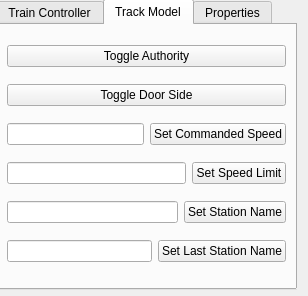
This is TrainModel/trainmodeldebugdialog.ui in shamuraii/ECE1140 as Qt 5 draws it before an edit. The edited form follows.
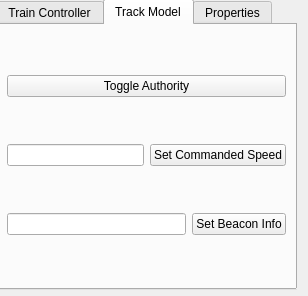
This is the edited form. The open tabs and pages were chosen to show the change.

Commit message: Fixed hot train and commanded speed conversion

The edit to the form file:
```diff
--- a/TrainModel/trainmodeldebugdialog.ui
+++ b/TrainModel/trainmodeldebugdialog.ui
@@ -125,13 +125,6 @@
        </property>
       </widget>
      </item>
-     <item>
-      <widget class="QPushButton" name="pushButton_14">
-       <property name="text">
-        <string>Toggle Door Side</string>
-       </property>
-      </widget>
-     </item>
      <item>
       <layout class="QHBoxLayout" name="horizontalLayout_4">
        <item>
@@ -154,35 +147,7 @@
        <item>
         <widget class="QPushButton" name="pushButton_11">
          <property name="text">
-          <string>Set Speed Limit</string>
-         </property>
-        </widget>
-       </item>
-      </layout>
-     </item>
-     <item>
-      <layout class="QHBoxLayout" name="horizontalLayout_6">
-       <item>
-        <widget class="QLineEdit" name="lineEdit_6"/>
-       </item>
-       <item>
-        <widget class="QPushButton" name="pushButton_12">
-         <property name="text">
-          <string>Set Station Name</string>
-         </property>
-        </widget>
-       </item>
-      </layout>
-     </item>
-     <item>
-      <layout class="QHBoxLayout" name="horizontalLayout_7">
-       <item>
-        <widget class="QLineEdit" name="lineEdit_7"/>
-       </item>
-       <item>
-        <widget class="QPushButton" name="pushButton_13">
-         <property name="text">
-          <string>Set Last Station Name</string>
+          <string>Set Beacon Info</string>
          </property>
         </widget>
        </item>
```
Left out of the diff: 28 changed lines with no effect on the pictures. The commit also changes 5 other files.
